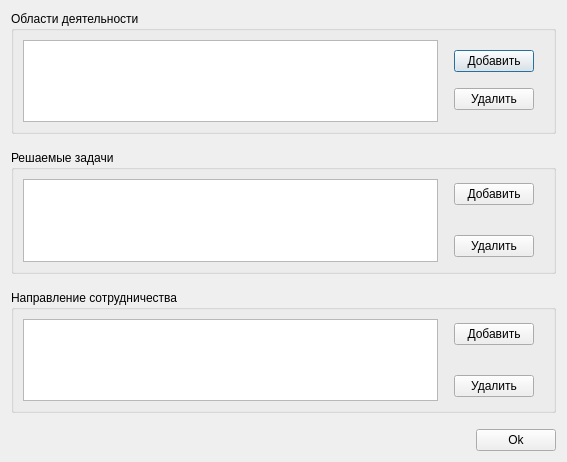
First picture: the form in ui/additionalwindow.ui, repository 7enSmile/clientVKR, before the edit.
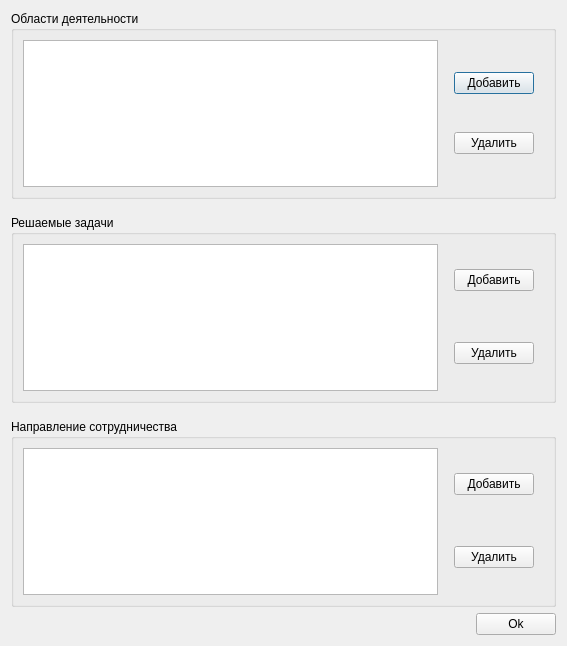
Second picture: the form after the edit.

Diff of the .ui file:
```diff
--- a/ui/additionalwindow.ui
+++ b/ui/additionalwindow.ui
@@ -7,7 +7,7 @@
     <x>0</x>
     <y>0</y>
     <width>567</width>
-    <height>462</height>
+    <height>646</height>
    </rect>
   </property>
   <property name="windowTitle">
@@ -335,22 +335,6 @@
      </property>
     </spacer>
    </item>
-   <item>
-    <spacer name="verticalSpacer_5">
-     <property name="orientation">
-      <enum>Qt::Vertical</enum>
-     </property>
-     <property name="sizeType">
-      <enum>QSizePolicy::Fixed</enum>
-     </property>
-     <property name="sizeHint" stdset="0">
-      <size>
-       <width>20</width>
-       <height>10</height>
-      </size>
-     </property>
-    </spacer>
-   </item>
    <item>
     <layout class="QHBoxLayout" name="horizontalLayout_4">
      <item>
```
